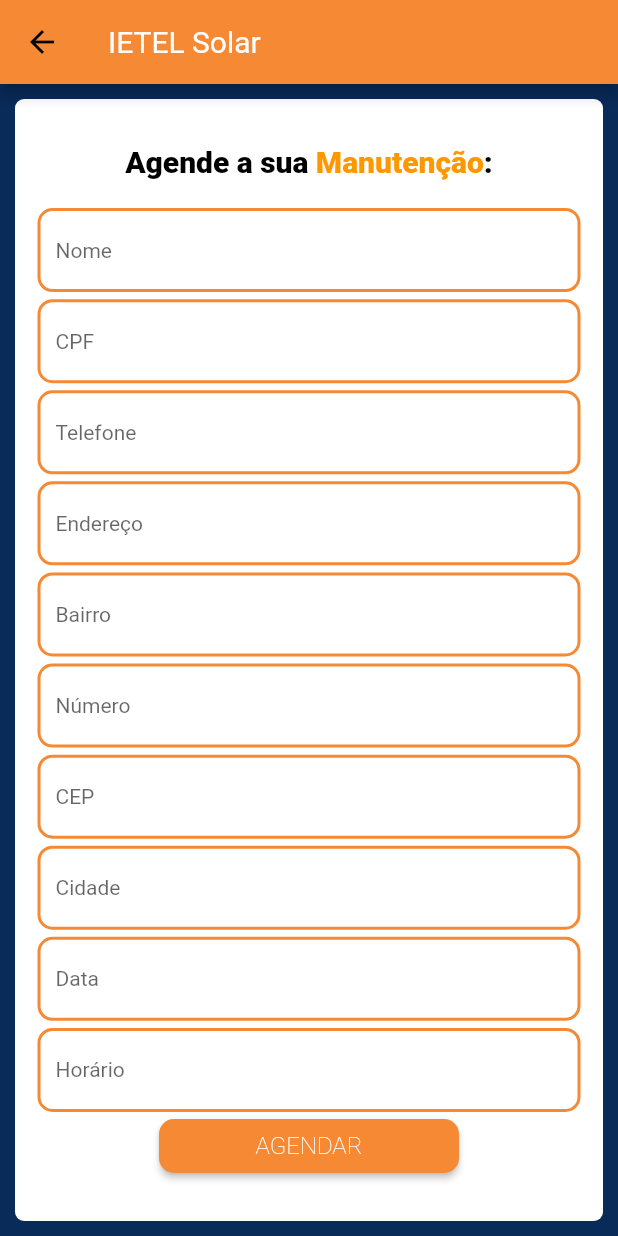
After one commit to Mepp3r/Ietel-Mobile, a Flutter app: the CadastraManutencaoPage screen opened by its route, on a phone screen of 412 x 824 dp. The commit adds this screen. Run offline on Flutter 3.47's test engine with Material 3 defaults, Android fonts, the phone set to English and light mode, and no system bars.

Commit message:
Alterações

```diff
--- a/lib/app.dart
+++ b/lib/app.dart
@@ -1,6 +1,8 @@
 import 'package:flutter/material.dart';
 import 'resultado.page.dart';
 import 'calculadora.page.dart';
+import 'cadastraManutencao.page.dart';
+import 'cadastraDataHorario.page.dart';
 
 class App extends StatelessWidget {
   const App({super.key});
@@ -29,6 +31,8 @@ class App extends StatelessWidget {
       routes: {
         "/calculadora": (context) => const CalculadoraPage(),
         "/resultado": (context) => const ResultadoPage(),
+        "/cadastraManutencao": (context) => const CadastraManutencaoPage(),
+        "/agendamento": (context) => const CadastraDataHorarioPage(),
       },
       initialRoute: '/calculadora',
     );
--- /dev/null
+++ b/lib/cadastraDataHorario.page.dart
@@ -0,0 +1,162 @@
+import 'package:flutter/material.dart';
+import 'styles.dart';
+
+class CadastraDataHorarioPage extends StatelessWidget {
+  const CadastraDataHorarioPage({super.key});
+
+  @override
+  Widget build(BuildContext context) {
+    return Scaffold(
+      appBar: AppBar(
+        title: const Text(
+          "IETEL Solar",
+          style: ietelSolar,
+        ),
+      ),
+      backgroundColor: const Color(0xFF082b59),
+      body: Center(
+        child: Padding(
+          padding: const EdgeInsets.all(10),
+          child: Container(
+            decoration: const BoxDecoration(
+              color: Colors.white,
+              borderRadius: BorderRadius.all(
+                Radius.circular(6),
+              ),
+            ),
+            child: Column(
+              children: [
+                const Padding(
+                  padding: EdgeInsets.only(top: 30),
+                  child: Row(
+                    mainAxisAlignment: MainAxisAlignment.center,
+                    children: [
+                      Text(
+                        "Agendamento da ",
+                        style: titulo,
+                      ),
+                      Text(
+                        "Manutenção",
+                        style: palavraChave,
+                      ),
+                      Text(
+                        ":",
+                        style: titulo,
+                      ),
+                    ],
+                  ),
+                ),
+
+                //Data
+                const Padding(
+                  padding: EdgeInsets.only(
+                    left: 15,
+                    right: 15,
+                    top: 15
+                  ),
+                  child: TextField(
+                    cursorColor:  Color(0xFF082b59),
+                    cursorWidth: 1.5,
+                    style: TextStyle(fontSize: 14, color: Colors.black),
+                    keyboardType: TextInputType.number,
+                    decoration: InputDecoration(
+                      hintText: "Data",
+                      focusedBorder: OutlineInputBorder(
+                        borderSide: BorderSide(
+                          color: Color(0xFF082b59),
+                          width: 2,
+                        ),
+                        borderRadius: BorderRadius.all(
+                          Radius.circular(10),
+                        ),
+                      ),
+                      enabledBorder: OutlineInputBorder(
+                        borderSide: BorderSide(
+                          color: Color(0xFFF58934),
+                          width: 2,
+                        ),
+                        borderRadius: BorderRadius.all(
+                          Radius.circular(10),
+                        ),
+                      ),
+                    ),
+                  ),
+                ),
+
+                //Horário
+                const Padding(
+                  padding: EdgeInsets.only(
+                    left: 15,
+                    right: 15,
+                    top: 15,
+                  ),
+                  child: TextField(
+                    cursorColor: Color(0xFF082b59),
+                    cursorWidth: 1.5,
+                    style: TextStyle(fontSize: 14, color: Colors.black),
+                    maxLength: 4,
+                    decoration: InputDecoration(
+                      counterText: '',
+                      hintText: "Horário",
+                      focusedBorder: OutlineInputBorder(
+                        borderSide: BorderSide(
+                          color: Color(0xFF082b59),
+                          width: 2,
+                        ),
+                        borderRadius: BorderRadius.all(
+                          Radius.circular(10),
+                        ),
+                      ),
+                      enabledBorder: OutlineInputBorder(
+                        borderSide: BorderSide(
+                          color: Color(0xFFF58934),
+                          width: 2,
+                        ),
+                        borderRadius: BorderRadius.all(
+                          Radius.circular(10),
+                        ),
+                      ),
+                    ),
+                    keyboardType: TextInputType.text,
+                  ),
+                ),
+
+
+                //Botão
+                Padding(
+                  padding:
+                      const EdgeInsets.only(left: 15, right: 15, bottom: 32, top: 15),
+                  child: SizedBox(
+                    width: 200,
+                    height: 36,
+                    child: ElevatedButton(
+                      style: ButtonStyle(
+                        shape: MaterialStateProperty.all(
+                          RoundedRectangleBorder(
+                            borderRadius: BorderRadius.circular(10),
+                          ),
+                        ),
+                        overlayColor: MaterialStateProperty.resolveWith<Color?>(
+                          (Set<MaterialState> states) {
+                            if (states.contains(MaterialState.hovered))
+                              return Color(0xFF082b59);
+                            return null;
+                          },
+                        ),
+                      ),
+                      child: const Text(
+                        "AGENDAR",
+                        style: button,
+                      ),
+                      onPressed: () {},
+                    ),
+                  ),
+                ),
+              ],
+            ),
+          ),
+        ),
+      ),
+    );
+  }
+}
--- /dev/null
+++ b/lib/cadastraManutencao.page.dart
@@ -0,0 +1,449 @@
+import 'package:flutter/material.dart';
+import 'styles.dart';
+
+class CadastraManutencaoPage extends StatelessWidget {
+  const CadastraManutencaoPage({super.key});
+
+  @override
+  Widget build(BuildContext context) {
+    return Scaffold(
+      appBar: AppBar(
+        title: const Text(
+          "IETEL Solar",
+          style: ietelSolar,
+        ),
+      ),
+      backgroundColor: const Color(0xFF082b59),
+      body: Center(
+        child: Padding(
+          padding: const EdgeInsets.all(10),
+          child: Container(
+            decoration: const BoxDecoration(
+              color: Colors.white,
+              borderRadius: BorderRadius.all(
+                Radius.circular(6),
+              ),
+            ),
+            child: Column(
+              mainAxisAlignment: MainAxisAlignment.spaceBetween,
+              children: [
+                const Padding(
+                  padding: EdgeInsets.only(top: 30),
+                  child: Row(
+                    mainAxisAlignment: MainAxisAlignment.center,
+                    children: [
+                      Text(
+                        "Agende a sua ",
+                         style: titulo,
+                      ),
+                      Text(
+                        "Manutenção",
+                        style: palavraChave,
+                      ),
+                      Text(
+                        ":",
+                        style: titulo,
+                      )
+                    ],
+                  ),
+                ),
+
+                //Nome
+                const Padding(
+                  padding: EdgeInsets.only(
+                    left: 15,
+                    right: 15,
+                    top: 15
+                  ),
+                  child: TextField(
+                    cursorColor: Color(0xFF082b59),
+                    cursorWidth: 1.5,
+                    style: TextStyle(fontSize: 14, color: Colors.black),
+                    decoration: InputDecoration(
+                      hintText: "Nome",
+                      focusedBorder: OutlineInputBorder(
+                        borderSide: BorderSide(
+                          color: Color(0xFF082b59),
+                          width: 2,
+                        ),
+                        borderRadius: BorderRadius.all(
+                          Radius.circular(10),
+                        ),
+                      ),
+                      enabledBorder: OutlineInputBorder(
+                        borderSide: BorderSide(
+                          color: Color(0xFFF58934),
+                          width: 2,
+                        ),
+                        borderRadius: BorderRadius.all(
+                          Radius.circular(10),
+                        ),
+                      ),
+                    ),
+                    keyboardType: TextInputType.text,
+                  ),
+                ),
+
+                //CPF
+                const Padding(
+                  padding: EdgeInsets.only(
+                    left: 15,
+                    right: 15,
+                  ),
+                  child: TextField(
+                    cursorColor: Color(0xFF082b59),
+                    cursorWidth: 1.5,
+                    style: TextStyle(fontSize: 14, color: Colors.black),
+                    maxLength: 11,
+                    decoration: InputDecoration(
+                      counterText: '',
+                      hintText: "CPF",
+                      focusedBorder: OutlineInputBorder(
+                        borderSide: BorderSide(
+                          color: Color(0xFF082b59),
+                          width: 2,
+                        ),
+                        borderRadius: BorderRadius.all(
+                          Radius.circular(10),
+                        ),
+                      ),
+                      enabledBorder: OutlineInputBorder(
+                        borderSide: BorderSide(
+                          color: Color(0xFFF58934),
+                          width: 2,
+                        ),
+                        borderRadius: BorderRadius.all(
+                          Radius.circular(10),
+                        ),
+                      ),
+                    ),
+                    keyboardType: TextInputType.text,
+                  ),
+                ),
+
+                //Telefone
+                const Padding(
+                  padding: EdgeInsets.only(
+                    left: 15,
+                    right: 15,
+                  ),
+                  child: TextField(
+                    cursorColor: Color(0xFF082b59),
+                    cursorWidth: 1.5,
+                    style: TextStyle(fontSize: 14, color: Colors.black),
+                    maxLength: 11,
+                    decoration: InputDecoration(
+                      counterText: '',
+                      hintText: "Telefone",
+                      focusedBorder: OutlineInputBorder(
+                        borderSide: BorderSide(
+                          color: Color(0xFF082b59),
+                          width: 2,
+                        ),
+                        borderRadius: BorderRadius.all(
+                          Radius.circular(10),
+                        ),
+                      ),
+                      enabledBorder: OutlineInputBorder(
+                        borderSide: BorderSide(
+                          color: Color(0xFFF58934),
+                          width: 2,
+                        ),
+                        borderRadius: BorderRadius.all(
+                          Radius.circular(10),
+                        ),
+                      ),
+                    ),
+                    keyboardType: TextInputType.text,
+                  ),
+                ),
+
+                //Endereço
+                const Padding(
+                  padding: EdgeInsets.only(
+                    left: 15,
+                    right: 15,
+                  ),
+                  child: TextField(
+                    cursorColor: Color(0xFF082b59),
+                    cursorWidth: 1.5,
+                    style: TextStyle(fontSize: 14, color: Colors.black),
+                    decoration: InputDecoration(
+                      hintText: "Endereço",
+                      focusedBorder: OutlineInputBorder(
+                        borderSide: BorderSide(
+                          color: Color(0xFF082b59),
+                          width: 2,
+                        ),
+                        borderRadius: BorderRadius.all(
+                          Radius.circular(10),
+                        ),
+                      ),
+                      enabledBorder: OutlineInputBorder(
+                        borderSide: BorderSide(
+                          color: Color(0xFFF58934),
+                          width: 2,
+                        ),
+                        borderRadius: BorderRadius.all(
+                          Radius.circular(10),
+                        ),
+                      ),
+                    ),
+                    keyboardType: TextInputType.multiline,
+                  ),
+                ),
+
+                //Bairro
+                const Padding(
+                  padding: EdgeInsets.only(
+                    left: 15,
+                    right: 15,
+                  ),
+                  child: TextField(
+                    cursorColor: Color(0xFF082b59),
+                    cursorWidth: 1.5,
+                    style: TextStyle(fontSize: 14, color: Colors.black),
+                    decoration: InputDecoration(
+                      hintText: "Bairro",
+                      focusedBorder: OutlineInputBorder(
+                        borderSide: BorderSide(
+                          color: Color(0xFF082b59),
+                          width: 2,
+                        ),
+                        borderRadius: BorderRadius.all(
+                          Radius.circular(10),
+                        ),
+                      ),
+                      enabledBorder: OutlineInputBorder(
+                        borderSide: BorderSide(
+                          color: Color(0xFFF58934),
+                          width: 2,
+                        ),
+                        borderRadius: BorderRadius.all(
+                          Radius.circular(10),
+                        ),
+                      ),
+                    ),
+                    keyboardType: TextInputType.text,
+                  ),
+                ),
+
+                //Número
+                const Padding(padding: EdgeInsets.only(
+                    left: 15,
+                    right: 15,
+                ),
+                  child: TextField(
+                      cursorColor: Color(0xFF082b59),
+                      cursorWidth: 1.5,
+                      style: TextStyle(fontSize: 14, color: Colors.black),
+                      maxLength: 4,
+                      decoration: InputDecoration(
+                        counterText: '',
+                        hintText: "Número",
+                        focusedBorder: OutlineInputBorder(
+                          borderSide: BorderSide(
+                            color: Color(0xFF082b59),
+                            width: 2,
+                          ),
+                          borderRadius: BorderRadius.all(
+                            Radius.circular(10),
+                          ),
+                        ),
+                        enabledBorder: OutlineInputBorder(
+                          borderSide: BorderSide(
+                            color: Color(0xFFF58934),
+                            width: 2,
+                          ),
+                          borderRadius: BorderRadius.all(
+                            Radius.circular(10),
+                          ),
+                        ),
+                      ),
+                      keyboardType: TextInputType.text,
+                    ),
+                  ),
+
+                //CEP
+                const Padding(
+                  padding: EdgeInsets.only(
+                    left: 15,
+                    right: 15,
+                  ),
+                  child: TextField(
+                    cursorColor: Color(0xFF082b59),
+                    cursorWidth: 1.5,
+                    maxLength: 8,
+                    style: TextStyle(fontSize: 14, color: Colors.black),
+                    decoration: InputDecoration(
+                      counterText: '',
+                      hintText: "CEP",
+                      focusedBorder: OutlineInputBorder(
+                        borderSide: BorderSide(
+                          color: Color(0xFF082b59),
+                          width: 2,
+                        ),
+                        borderRadius: BorderRadius.all(
+                          Radius.circular(10),
+                        ),
+                      ),
+                      enabledBorder: OutlineInputBorder(
+                        borderSide: BorderSide(
+                          color: Color(0xFFF58934),
+                          width: 2,
+                        ),
+                        borderRadius: BorderRadius.all(
+                          Radius.circular(10),
+                        ),
+                      ),
+                    ),
+                    keyboardType: TextInputType.text,
+                  ),
+                ),
+
+                //Cidade
+                const Padding(
+                  padding: EdgeInsets.only(
+                    left: 15,
+                    right: 15,
+                  ),
+                  child: TextField(
+                    cursorColor: Color(0xFF082b59),
+                    cursorWidth: 1.5,
+                    style: TextStyle(fontSize: 14, color: Colors.black),
+                    decoration: InputDecoration(
+                      hintText: "Cidade",
+                      focusedBorder: OutlineInputBorder(
+                        borderSide: BorderSide(
+                          color: Color(0xFF082b59),
+                          width: 2,
+                        ),
+                        borderRadius: BorderRadius.all(
+                          Radius.circular(10),
+                        ),
+                      ),
+                      enabledBorder: OutlineInputBorder(
+                        borderSide: BorderSide(
+                          color: Color(0xFFF58934),
+                          width: 2,
+                        ),
+                        borderRadius: BorderRadius.all(
+                          Radius.circular(10),
+                        ),
+                      ),
+                    ),
+                    keyboardType: TextInputType.text,
+                  ),
+                ),
+
+                //Data
+                const Padding(
+                  padding: EdgeInsets.only(
+                    left: 15,
+                    right: 15,
+                  ),
+                  child: TextField(
+                    cursorColor:  Color(0xFF082b59),
+                    cursorWidth: 1.5,
+                    style: TextStyle(fontSize: 14, color: Colors.black),
+                    keyboardType: TextInputType.number,
+                    decoration: InputDecoration(
+                      hintText: "Data",
+                      focusedBorder: OutlineInputBorder(
+                        borderSide: BorderSide(
+                          color: Color(0xFF082b59),
+                          width: 2,
+                        ),
+                        borderRadius: BorderRadius.all(
+                          Radius.circular(10),
+                        ),
+                      ),
+                      enabledBorder: OutlineInputBorder(
+                        borderSide: BorderSide(
+                          color: Color(0xFFF58934),
+                          width: 2,
+                        ),
+                        borderRadius: BorderRadius.all(
+                          Radius.circular(10),
+                        ),
+                      ),
+                    ),
+                  ),
+                ),
+
+                //Horário
+                const Padding(
+                  padding: EdgeInsets.only(
+                    left: 15,
+                    right: 15,
+                  ),
+                  child: TextField(
+                    cursorColor: Color(0xFF082b59),
+                    cursorWidth: 1.5,
+                    style: TextStyle(fontSize: 14, color: Colors.black),
+                    maxLength: 4,
+                    decoration: InputDecoration(
+                      counterText: '',
+                      hintText: "Horário",
+                      focusedBorder: OutlineInputBorder(
+                        borderSide: BorderSide(
+                          color: Color(0xFF082b59),
+                          width: 2,
+                        ),
+                        borderRadius: BorderRadius.all(
+                          Radius.circular(10),
+                        ),
+                      ),
+                      enabledBorder: OutlineInputBorder(
+                        borderSide: BorderSide(
+                          color: Color(0xFFF58934),
+                          width: 2,
+                        ),
+                        borderRadius: BorderRadius.all(
+                          Radius.circular(10),
+                        ),
+                      ),
+                    ),
+                    keyboardType: TextInputType.text,
+                  ),
+                ),
+
+
+                //Botão
+                Padding(
+                  padding:
+                      const EdgeInsets.only(left: 15, right: 15, bottom: 32),
+                  child: SizedBox(
+                    width: 200,
+                    height: 36,
+                    child: ElevatedButton(
+                      style: ButtonStyle(
+                        shape: MaterialStateProperty.all(
+                          RoundedRectangleBorder(
+                            borderRadius: BorderRadius.circular(10),
+                          ),
+                        ),
+                        overlayColor: MaterialStateProperty.resolveWith<Color?>(
+                          (Set<MaterialState> states) {
+                            if (states.contains(MaterialState.hovered))
+                              return Color(0xFF082b59);
+                            return null;
+                          },
+                        ),
+                      ),
+                      child: const Text(
+                        "AGENDAR",
+                        style: button,
+                      ),
+                      onPressed: () {},
+                    ),
+                  ),
+                ),
+              ],
+            ),
+          ),
+        ),
+      ),
+    );
+  }
+}
--- a/lib/calculadora.page.dart
+++ b/lib/calculadora.page.dart
@@ -36,12 +36,16 @@ class CalculadoraPage extends StatelessWidget {
                     mainAxisAlignment: MainAxisAlignment.center,
                     children: [
                       Text(
-                        "Calculadora ",
+                        "Faça uma simulação do seu ",
                         style: titulo,
                       ),
                       Text(
-                        "Solar",
+                        "Gerador Solar",
                         style: palavraChave,
+                      ),
+                      Text(
+                        ":",
+                        style: titulo,
                       ),
                     ],
                   ),
@@ -113,7 +117,7 @@ class CalculadoraPage extends StatelessWidget {
                       cursorWidth: 1.5,
                       style: TextStyle(fontSize: 14, color: Colors.black),
                       decoration: InputDecoration(
-                        hintText: "Conta de Energia",
+                        hintText: "Valor gasto com a energia",
                         focusedBorder: OutlineInputBorder(
                           borderSide: BorderSide(
                             color: Color(0xFF082b59),
@@ -161,7 +165,7 @@ class CalculadoraPage extends StatelessWidget {
                           ),
                         ),
                         child: const Text(
-                          "CALCULAR",
+                          "SIMULAR",
                           style: button,
                         ),
                         onPressed: () {
@@ -174,7 +178,6 @@ class CalculadoraPage extends StatelessWidget {
                 ),
 
 
-
               ],
             ),
           ),
--- a/lib/styles.dart
+++ b/lib/styles.dart
@@ -13,3 +13,5 @@ const font = TextStyle(color: Colors.black);
 const resultadofont = TextStyle(color: Colors.black, fontSize: 16, fontWeight: FontWeight.w600);
 
 const resultadofontA = TextStyle(color: Colors.orange, fontSize: 16, fontWeight: FontWeight.w400);
+
+const contato = TextStyle(color: Colors.black, fontSize: 16, fontWeight: FontWeight.w900);
--- a/pubspec.yaml
+++ b/pubspec.yaml
@@ -59,9 +59,8 @@ flutter:
   uses-material-design: true
 
   # To add assets to your application, add an assets section, like this:
-  # assets:
-  #   - images/a_dot_burr.jpeg
-  #   - images/a_dot_ham.jpeg
+  assets:
+    - images/
 
   # An image asset can refer to one or more resolution-specific "variants", see
   # https://flutter.dev/assets-and-images/#resolution-aware
```
Also changed, not shown: images/imagem_card_1.png (added), images/imagem_card_2.png (added), images/imagem_card_3.png (added), images/logo_ietel.png (added), 1 other file.
